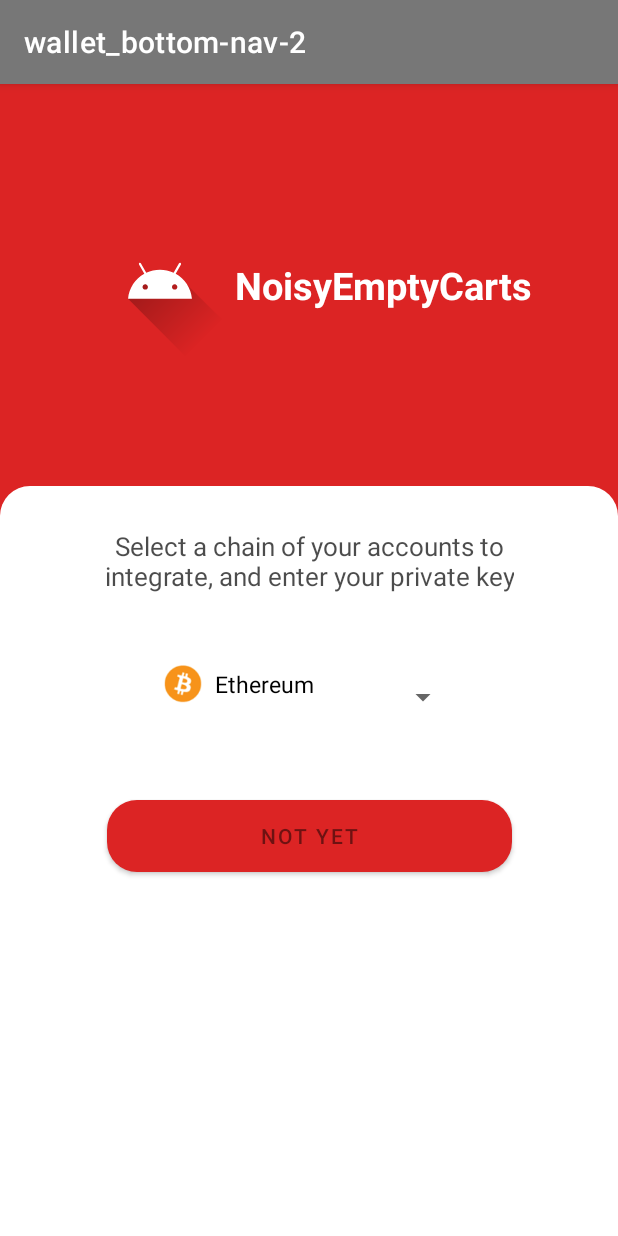
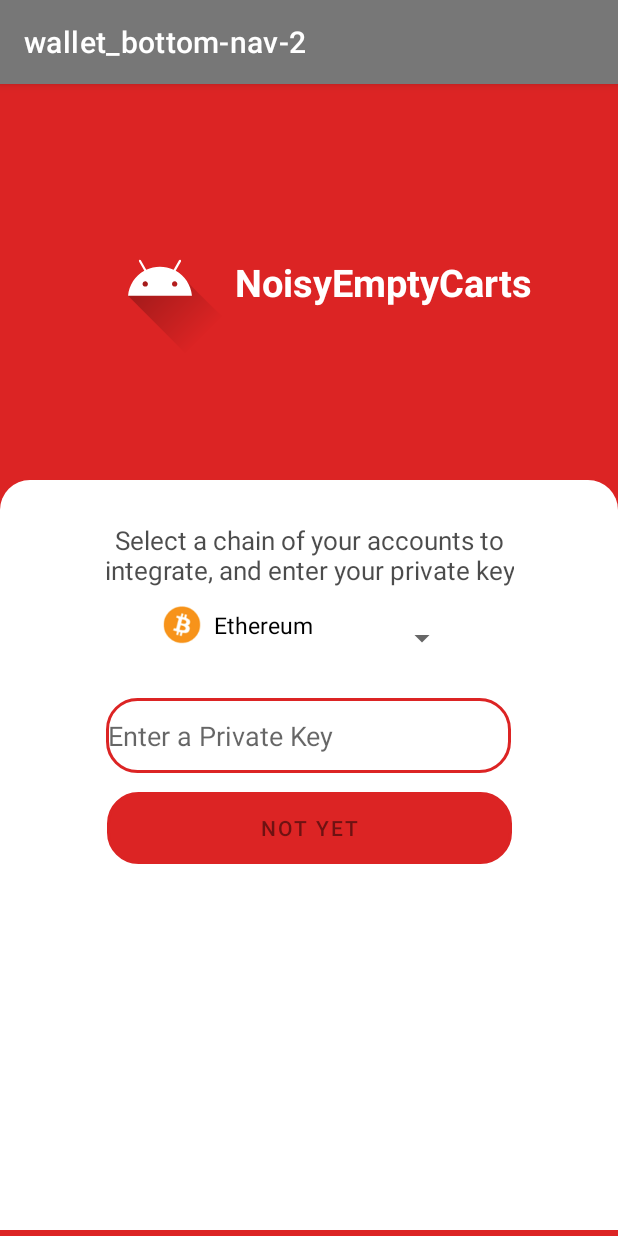
Before and after one commit to 2021-Defi-Hackathon-NEC/2021-Defi, an Android app: the login_2 screen opened directly, with no data from a screen before it, on a phone screen of 412 x 824 dp. Run offline under Robolectric (Android 15) with nearby library versions, the phone set to English and light mode, and no system bars.

```diff
--- a/wallet_bottomnav2/app/build.gradle
+++ b/wallet_bottomnav2/app/build.gradle
@@ -42,6 +42,11 @@ dependencies {
     implementation 'androidx.navigation:navigation-ui:2.3.5'
     implementation 'com.android.support:design:28.0.0'
     implementation 'androidx.annotation:annotation:1.2.0'
+    implementation 'com.github.thealeksandr:PFLockScreen-Android:1.0.0-beta7'
+    implementation 'androidx.security:security-crypto:1.1.0-alpha03'
+    implementation 'androidx.security:security-identity-credential:1.0.0-alpha02'
+    implementation 'com.github.thealeksandr:PFLockScreen-Android:1.0.0-beta7'
+    implementation 'org.jetbrains:annotations:15.0'
     testImplementation 'junit:junit:4.+'
     androidTestImplementation 'androidx.test.ext:junit:1.1.3'
     androidTestImplementation 'androidx.test.espresso:espresso-core:3.4.0'
--- a/wallet_bottomnav2/app/src/main/res/drawable/round_button.xml
+++ b/wallet_bottomnav2/app/src/main/res/drawable/round_button.xml
@@ -1,8 +1,11 @@
 <?xml version="1.0" encoding="utf-8"?>
 <shape xmlns:android="http://schemas.android.com/apk/res/android"
     android:padding="10dp"
-    android:shape="rectangle" >
-    <solid android:color="#000000" />
+    android:shape="rectangle">
+    <stroke
+        android:width="2dp"
+        android:color="@color/dracula_red">
+    </stroke>
     <corners
         android:radius="20dp"/>
 </shape>
--- a/wallet_bottomnav2/app/src/main/res/layout/activity_login2.xml
+++ b/wallet_bottomnav2/app/src/main/res/layout/activity_login2.xml
@@ -11,9 +11,11 @@
         android:id="@+id/constraintLayout"
         android:layout_width="match_parent"
         android:layout_height="500dp"
+        android:layout_marginBottom="4dp"
         android:background="@drawable/round_box"
         app:layout_constraintBottom_toBottomOf="parent"
         app:layout_constraintEnd_toEndOf="parent"
+        app:layout_constraintHorizontal_bias="0.0"
         app:layout_constraintStart_toStartOf="parent">
 
         <TextView
@@ -41,8 +43,8 @@
             app:layout_constraintEnd_toEndOf="parent"
             app:layout_constraintHorizontal_bias="0.503"
             app:layout_constraintStart_toStartOf="parent"
-            app:layout_constraintTop_toBottomOf="@+id/textView8"
-            app:layout_constraintVertical_bias="0.362" />
+            app:layout_constraintTop_toBottomOf="@+id/editTextTextPassword"
+            app:layout_constraintVertical_bias="0.05" />
 
         <Spinner
             android:id="@+id/spinner_coins"
@@ -51,8 +53,27 @@
             android:spinnerMode="dropdown"
             app:layout_constraintBottom_toTopOf="@+id/button4"
             app:layout_constraintEnd_toEndOf="parent"
+            app:layout_constraintHorizontal_bias="0.497"
             app:layout_constraintStart_toStartOf="parent"
-            app:layout_constraintTop_toBottomOf="@+id/textView8" />
+            app:layout_constraintTop_toBottomOf="@+id/textView8"
+            app:layout_constraintVertical_bias="0.101" />
+
+        <EditText
+            android:id="@+id/editTextTextPassword"
+            android:layout_width="270dp"
+            android:layout_height="50dp"
+            android:layout_marginBottom="224dp"
+            android:background="@drawable/round_button"
+            android:ems="10"
+            android:hint="Enter a Private Key"
+            android:inputType="textPassword"
+            android:padding="1dp"
+            app:layout_constraintBottom_toBottomOf="parent"
+            app:layout_constraintEnd_toEndOf="parent"
+            app:layout_constraintHorizontal_bias="0.496"
+            app:layout_constraintStart_toStartOf="parent"
+            app:layout_constraintTop_toBottomOf="@+id/textView8"
+            app:layout_constraintVertical_bias="0.477" />
 
     </androidx.constraintlayout.widget.ConstraintLayout>
 
```
Also changed, not shown: wallet_bottomnav2/app/src/main/AndroidManifest.xml (+3 -7 lines), wallet_bottomnav2/app/src/main/java/com/example/wallet_bottom_nav_2/auth_pincode.java (added, +169 -0 lines), wallet_bottomnav2/app/src/main/java/com/example/wallet_bottom_nav_2/login2.java (deleted, +0 -14 lines), wallet_bottomnav2/app/src/main/res/layout/activity_auth_pincode.xml (added, +14 -0 lines).
